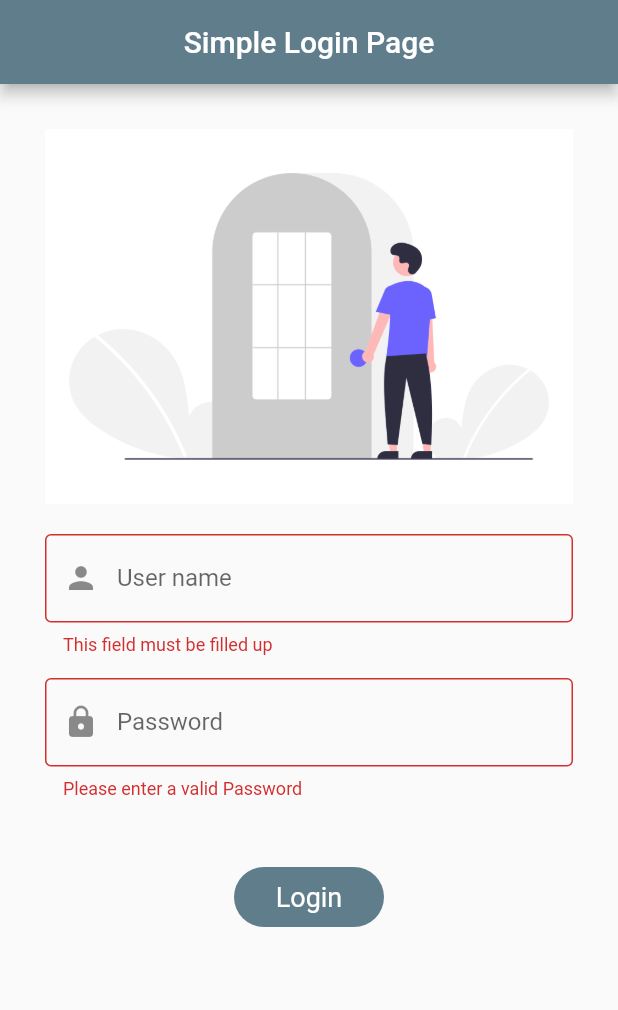
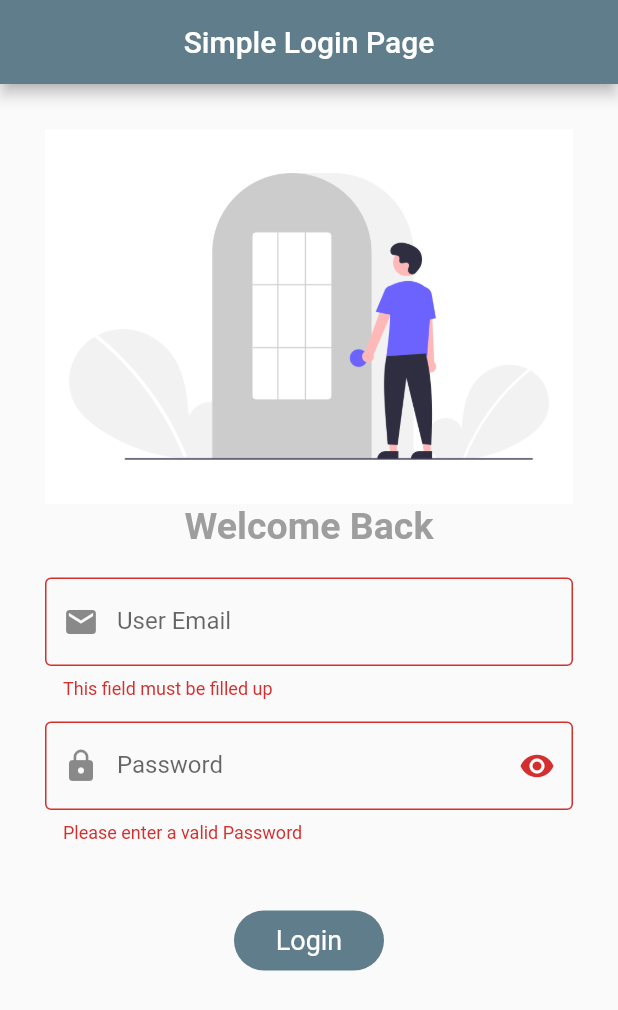
Before and after one commit to HH-Tushar/LoginPage, a Flutter app: the screen it shows after launch, after a tap on "Login", on a phone screen of 412 x 824 dp. Shown: the top 1010 px of the screen. Run offline on Flutter 3.47's test engine with Material 2 defaults, Android fonts, the phone set to English and light mode, and no system bars.

Commit message:
12.feb.2023

```diff
--- a/lib/homePage.dart
+++ b/lib/homePage.dart
@@ -13,8 +13,19 @@ class _HomePageState extends State<HomePage> {
   @override
   Widget build(BuildContext context) {
     return Scaffold(
+      appBar: AppBar(title: Text("Home"),
+      leading: IconButton(onPressed: (){setState(() {
+        Navigator.pop(context);
+      });},
+      icon: Icon(Icons.arrow_back_ios)),),
       body: Center(
-        child: Text("Welcome to home page $name",style:TextStyle(fontSize: 20),),
+        child: Column(mainAxisAlignment: MainAxisAlignment.center,
+          children: [
+            Text("Welcome to home page",style:TextStyle(fontSize: 20),),
+            Text("$name",style:TextStyle(fontSize: 20),),
+
+          ],
+        ),
       ),
     );
   }
--- a/lib/loginPage.dart
+++ b/lib/loginPage.dart
@@ -9,12 +9,13 @@ class LoginPage extends StatefulWidget {
 }
 
 class _LoginPageState extends State<LoginPage> {
-  String? username;
-  String? password1;
+  String? userEmail;
+  String? userPassword;
   String? password2;
-  final namecontroller = TextEditingController();
-  final passcontroller1 = TextEditingController();
-  final passcontroller2 = TextEditingController();
+  final userEmailController = TextEditingController();
+  final userPasswordController = TextEditingController();
+  //final passcontroller2 = TextEditingController();
+ bool isObsecure=true;
   final mykey = GlobalKey<FormState>();
   @override
   Widget build(BuildContext context) {
@@ -29,29 +30,39 @@ class _LoginPageState extends State<LoginPage> {
         child: Form(
           key: mykey,
           child: Column(
+            mainAxisAlignment: MainAxisAlignment.center,
             children: [
+
               SizedBox(
                 height: 250,
                 child: Image.asset("assets/pic/login.png",fit:BoxFit.cover),
               ),
+             // const SizedBox(height: 10,),
+              const Text("Welcome Back",style: TextStyle(fontSize: 25,fontWeight: FontWeight.bold,color: Colors.grey),),
               const SizedBox(height: 20,),
+
               TextFormField(
-                controller: namecontroller,
+                controller: userEmailController,
+                textInputAction: TextInputAction.next,
+                keyboardType:TextInputType.emailAddress,
                 decoration: const InputDecoration(
-                  prefixIcon: (Icon(Icons.person)), //icon inside box
+                  prefixIcon: (Icon(Icons.email)), //icon inside box
                   // icon:(Icon(Icons.person)),//icon outside before box
-                  hintText: "Enter your Full name",
-                  labelText: "User name",
+                  hintText: "Enter your Email",
+                  labelText: "User Email",
                   border: OutlineInputBorder(),
+
                 ),
-                onChanged: (value) => setState(() => username = value),
-                textInputAction: TextInputAction.done,
+                onChanged: (value) => setState(() => userEmail = value),
                   validator: (value) {
                     if (value == null || value.isEmpty) {
                       return "This field must be filled up";
                     }
-                    if (value.length<4) {
+                    else if (value.length<4) {
                       return "Please enter a valid User name";
+                    }
+                    else if(!value.contains("@")){
+                      return "Invalid User email";
                     }
                   },
               ),
@@ -59,16 +70,24 @@ class _LoginPageState extends State<LoginPage> {
                 height: 15,
               ),
               TextFormField(
-                controller: passcontroller1,
-                decoration: const InputDecoration(
+                controller: userPasswordController,
+                obscureText: isObsecure,
+                decoration:  InputDecoration(
                   prefixIcon: (Icon(Icons.lock)), //icon inside box
                   // icon:(Icon(Icons.lock)),//icon outside before box
                   hintText: "Enter your Password",
                   labelText: "Password",
                   border: OutlineInputBorder(),
+                  suffixIcon: IconButton(onPressed: (){
+                    setState(() {
+                      isObsecure=!isObsecure;
+                    });
+
+                  }, icon: Icon(isObsecure==true?Icons.visibility:Icons.visibility_off_outlined))
                 ),
-                onChanged: (value) => setState(() => password1 = value),
-                textInputAction: TextInputAction.done,
+
+                onChanged: (value) => setState(() => userPassword = value),
+                textInputAction: TextInputAction.next,
                 validator: (value) {
                   if (value == null || value.isEmpty) {
                     return "Please enter a valid Password";
@@ -113,7 +132,7 @@ class _LoginPageState extends State<LoginPage> {
                             context,
                             MaterialPageRoute(
                                 builder: (context) => HomePage(
-                                      name: namecontroller.text,
+                                      name: userEmailController.text,
                                     )));
                       }
                     },
```
Also changed, not shown: pubspec.lock.
